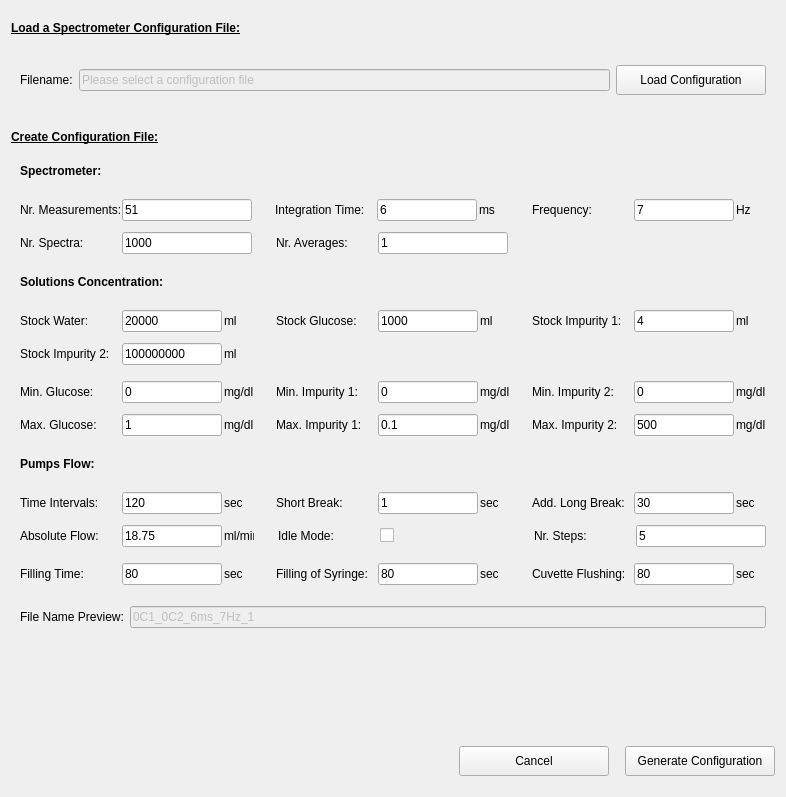
The window that pol_configureMeasurement.ui (CesarCarvajal/Oxymetry-Backup-2018) describes before a commit, drawn with Qt 5.
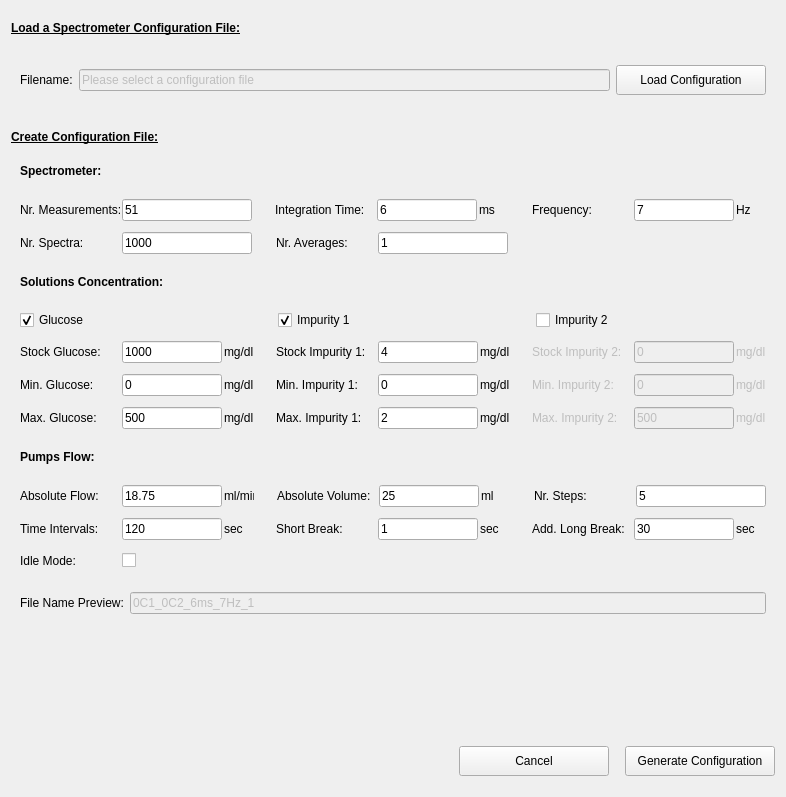
The same window after the commit. Custom widgets are drawn as their Qt base class.

```diff
--- a/pol_configureMeasurement.ui
+++ b/pol_configureMeasurement.ui
@@ -596,64 +596,38 @@
          </spacer>
         </item>
         <item>
-         <layout class="QHBoxLayout" name="horizontalLayout_8">
+         <layout class="QHBoxLayout" name="horizontalLayout_4">
           <property name="spacing">
            <number>2</number>
           </property>
           <item>
-           <widget class="QLabel" name="label_StockWater">
+           <widget class="QCheckBox" name="checkBox_Glucose">
             <property name="minimumSize">
              <size>
-              <width>100</width>
-              <height>0</height>
-             </size>
-            </property>
-            <property name="toolTip">
-             <string>How many ml of Water is in stock?</string>
-            </property>
-            <property name="text">
-             <string>Stock Water:</string>
-            </property>
-           </widget>
-          </item>
-          <item>
-           <widget class="QLineEdit" name="lineEdit_StockWater">
-            <property name="sizePolicy">
-             <sizepolicy hsizetype="Expanding" vsizetype="Fixed">
-              <horstretch>0</horstretch>
-              <verstretch>0</verstretch>
-             </sizepolicy>
-            </property>
-            <property name="minimumSize">
-             <size>
-              <width>100</width>
+              <width>230</width>
               <height>0</height>
              </size>
             </property>
             <property name="maximumSize">
              <size>
-              <width>100</width>
+              <width>230</width>
               <height>16777215</height>
              </size>
             </property>
-            <property name="toolTip">
-             <string>ml of Water in Stock</string>
+            <property name="layoutDirection">
+             <enum>Qt::LeftToRight</enum>
             </property>
+            <property name="autoFillBackground">
+             <bool>false</bool>
+            </property>
             <property name="text">
-             <string>20000</string>
+             <string>Glucose</string>
             </property>
-           </widget>
-          </item>
-          <item>
-           <widget class="QLabel" name="label_StockWater2">
-            <property name="minimumSize">
-             <size>
-              <width>30</width>
-              <height>0</height>
-             </size>
+            <property name="checked">
+             <bool>true</bool>
             </property>
-            <property name="text">
-             <string>ml</string>
+            <property name="tristate">
+             <bool>false</bool>
             </property>
            </widget>
           </item>
@@ -671,6 +645,86 @@
            </spacer>
           </item>
           <item>
+           <widget class="QCheckBox" name="checkBox_Imp1">
+            <property name="minimumSize">
+             <size>
+              <width>230</width>
+              <height>0</height>
+             </size>
+            </property>
+            <property name="maximumSize">
+             <size>
+              <width>230</width>
+              <height>16777215</height>
+             </size>
+            </property>
+            <property name="text">
+             <string>Impurity 1</string>
+            </property>
+            <property name="checked">
+             <bool>true</bool>
+            </property>
+           </widget>
+          </item>
+          <item>
+           <spacer name="horizontalSpacer_13">
+            <property name="orientation">
+             <enum>Qt::Horizontal</enum>
+            </property>
+            <property name="sizeHint" stdset="0">
+             <size>
+              <width>40</width>
+              <height>20</height>
+             </size>
+            </property>
+           </spacer>
+          </item>
+          <item>
+           <widget class="QCheckBox" name="checkBox_Imp2">
+            <property name="enabled">
+             <bool>true</bool>
+            </property>
+            <property name="minimumSize">
+             <size>
+              <width>230</width>
+              <height>0</height>
+             </size>
+            </property>
+            <property name="maximumSize">
+             <size>
+              <width>230</width>
+              <height>16777215</height>
+             </size>
+            </property>
+            <property name="text">
+             <string>Impurity 2</string>
+            </property>
+           </widget>
+          </item>
+         </layout>
+        </item>
+        <item>
+         <spacer name="verticalSpacer_7">
+          <property name="orientation">
+           <enum>Qt::Vertical</enum>
+          </property>
+          <property name="sizeType">
+           <enum>QSizePolicy::Fixed</enum>
+          </property>
+          <property name="sizeHint" stdset="0">
+           <size>
+            <width>20</width>
+            <height>5</height>
+           </size>
+          </property>
+         </spacer>
+        </item>
+        <item>
+         <layout class="QHBoxLayout" name="horizontalLayout_8">
+          <property name="spacing">
+           <number>2</number>
+          </property>
+          <item>
            <widget class="QLabel" name="label_StockGluc">
             <property name="minimumSize">
              <size>
@@ -717,7 +771,7 @@
              </size>
             </property>
             <property name="text">
-             <string>ml</string>
+             <string>mg/dl</string>
             </property>
            </widget>
           </item>
@@ -781,35 +835,28 @@
              </size>
             </property>
             <property name="text">
-             <string>ml</string>
+             <string>mg/dl</string>
             </property>
            </widget>
           </item>
-         </layout>
-        </item>
-        <item>
-         <spacer name="verticalSpacer_7">
-          <property name="orientation">
-           <enum>Qt::Vertical</enum>
-          </property>
-          <property name="sizeType">
-           <enum>QSizePolicy::Fixed</enum>
-          </property>
-          <property name="sizeHint" stdset="0">
-           <size>
-            <width>20</width>
-            <height>5</height>
-           </size>
-          </property>
-         </spacer>
-        </item>
-        <item>
-         <layout class="QHBoxLayout" name="horizontalLayout_4">
-          <property name="spacing">
-           <number>2</number>
-          </property>
+          <item>
+           <spacer name="horizontalSpacer_9">
+            <property name="orientation">
+             <enum>Qt::Horizontal</enum>
+            </property>
+            <property name="sizeHint" stdset="0">
+             <size>
+              <width>40</width>
+              <height>20</height>
+             </size>
+            </property>
+           </spacer>
+          </item>
           <item>
            <widget class="QLabel" name="label_StockImp2">
+            <property name="enabled">
+             <bool>false</bool>
+            </property>
             <property name="minimumSize">
              <size>
               <width>100</width>
@@ -826,6 +873,9 @@
           </item>
           <item>
            <widget class="QLineEdit" name="lineEdit_StockImp2">
+            <property name="enabled">
+             <bool>false</bool>
+            </property>
             <property name="minimumSize">
              <size>
               <width>100</width>
@@ -842,12 +892,15 @@
              <string>ml of Impurity 2 in Stock</string>
             </property>
             <property name="text">
-             <string>100000000</string>
+             <string>0</string>
             </property>
            </widget>
           </item>
           <item>
            <widget class="QLabel" name="label_StockImp2_2">
+            <property name="enabled">
+             <bool>false</bool>
+            </property>
             <property name="minimumSize">
              <size>
               <width>30</width>
@@ -855,23 +908,10 @@
              </size>
             </property>
             <property name="text">
-             <string>ml</string>
+             <string>mg/dl</string>
             </property>
            </widget>
           </item>
-          <item>
-           <spacer name="horizontalSpacer_13">
-            <property name="orientation">
-             <enum>Qt::Horizontal</enum>
-            </property>
-            <property name="sizeHint" stdset="0">
-             <size>
-              <width>40</width>
-              <height>20</height>
-             </size>
-            </property>
-           </spacer>
-          </item>
          </layout>
         </item>
         <item>
@@ -885,7 +925,7 @@
           <property name="sizeHint" stdset="0">
            <size>
             <width>20</width>
-            <height>10</height>
+            <height>5</height>
            </size>
           </property>
          </spacer>
@@ -1031,6 +1071,9 @@
           </item>
           <item>
            <widget class="QLabel" name="label_MinImp2">
+            <property name="enabled">
+             <bool>false</bool>
+            </property>
             <property name="minimumSize">
              <size>
               <width>100</width>
@@ -1047,6 +1090,9 @@
           </item>
           <item>
            <widget class="QLineEdit" name="lineEdit_MinImp2">
+            <property name="enabled">
+             <bool>false</bool>
+            </property>
             <property name="minimumSize">
              <size>
               <width>100</width>
@@ -1069,6 +1115,9 @@
           </item>
           <item>
            <widget class="QLabel" name="label_MinImp2_2">
+            <property name="enabled">
+             <bool>false</bool>
+            </property>
             <property name="minimumSize">
              <size>
               <width>30</width>
@@ -1137,7 +1186,7 @@
              <string>Maximum Glucose Concentration</string>
             </property>
             <property name="text">
-             <string>1</string>
+             <string>500</string>
             </property>
            </widget>
           </item>
@@ -1201,7 +1250,7 @@
              <string>Maximum Impurity 1 Concentration</string>
             </property>
             <property name="text">
-             <string>0.1</string>
+             <string>2</string>
             </property>
            </widget>
           </item>
@@ -1236,6 +1285,9 @@
           </item>
           <item>
            <widget class="QLabel" name="label_MaxImp2">
+            <property name="enabled">
+             <bool>false</bool>
+            </property>
             <property name="minimumSize">
              <size>
               <width>100</width>
@@ -1252,6 +1304,9 @@
           </item>
           <item>
            <widget class="QLineEdit" name="lineEdit_MaxImp2">
+            <property name="enabled">
+             <bool>false</bool>
+            </property>
             <property name="minimumSize">
              <size>
               <width>100</width>
@@ -1274,6 +1329,9 @@
           </item>
           <item>
            <widget class="QLabel" name="label_MaxImp2_2">
+            <property name="enabled">
+             <bool>false</bool>
+            </property>
             <property name="minimumSize">
              <size>
               <width>30</width>
@@ -1332,6 +1390,198 @@
           </property>
          </spacer>
         </item>
+        <item>
+         <layout class="QHBoxLayout" name="horizontalLayout_7">
+          <property name="spacing">
+           <number>2</number>
+          </property>
+          <item>
+           <widget class="QLabel" name="label_AbsFlow">
+            <property name="minimumSize">
+             <size>
+              <width>100</width>
+              <height>0</height>
+             </size>
+            </property>
+            <property name="toolTip">
+             <string>Absolute Flow for Cuvette Filling</string>
+            </property>
+            <property name="text">
+             <string>Absolute Flow:</string>
+            </property>
+           </widget>
+          </item>
+          <item>
+           <widget class="QLineEdit" name="lineEdit_AbsFlow">
+            <property name="minimumSize">
+             <size>
+              <width>100</width>
+              <height>0</height>
+             </size>
+            </property>
+            <property name="maximumSize">
+             <size>
+              <width>100</width>
+              <height>16777215</height>
+             </size>
+            </property>
+            <property name="toolTip">
+             <string>Absolute Flow for Cuvette Filling</string>
+            </property>
+            <property name="text">
+             <string>18.75</string>
+            </property>
+           </widget>
+          </item>
+          <item>
+           <widget class="QLabel" name="label_AbsFlow2">
+            <property name="minimumSize">
+             <size>
+              <width>30</width>
+              <height>0</height>
+             </size>
+            </property>
+            <property name="text">
+             <string>ml/min</string>
+            </property>
+           </widget>
+          </item>
+          <item>
+           <spacer name="horizontalSpacer_5">
+            <property name="orientation">
+             <enum>Qt::Horizontal</enum>
+            </property>
+            <property name="sizeHint" stdset="0">
+             <size>
+              <width>40</width>
+              <height>20</height>
+             </size>
+            </property>
+           </spacer>
+          </item>
+          <item>
+           <widget class="QLabel" name="label_AbsVol">
+            <property name="minimumSize">
+             <size>
+              <width>100</width>
+              <height>0</height>
+             </size>
+            </property>
+            <property name="toolTip">
+             <string>Fill Refill Absolut Time</string>
+            </property>
+            <property name="text">
+             <string>Absolute Volume: </string>
+            </property>
+           </widget>
+          </item>
+          <item>
+           <widget class="QLineEdit" name="lineEdit_AbsVol">
+            <property name="minimumSize">
+             <size>
+              <width>100</width>
+              <height>0</height>
+             </size>
+            </property>
+            <property name="maximumSize">
+             <size>
+              <width>100</width>
+              <height>16777215</height>
+             </size>
+            </property>
+            <property name="toolTip">
+             <string>Fill Refill Absolut Time</string>
+            </property>
+            <property name="text">
+             <string>25</string>
+            </property>
+           </widget>
+          </item>
+          <item>
+           <widget class="QLabel" name="label_AbsVol_2">
+            <property name="minimumSize">
+             <size>
+              <width>30</width>
+              <height>0</height>
+             </size>
+            </property>
+            <property name="text">
+             <string>ml</string>
+            </property>
+           </widget>
+          </item>
+          <item>
+           <spacer name="horizontalSpacer_22">
+            <property name="orientation">
+             <enum>Qt::Horizontal</enum>
+            </property>
+            <property name="sizeHint" stdset="0">
+             <size>
+              <width>40</width>
+              <height>20</height>
+             </size>
+            </property>
+           </spacer>
+          </item>
+          <item>
+           <widget class="QLabel" name="label_NSteps">
+            <property name="minimumSize">
+             <size>
+              <width>100</width>
+              <height>0</height>
+             </size>
+            </property>
+            <property name="toolTip">
+             <string>Steps of cuvette flushing</string>
+            </property>
+            <property name="text">
+             <string>Nr. Steps:</string>
+            </property>
+           </widget>
+          </item>
+          <item>
+           <widget class="QLineEdit" name="lineEdit_NSteps">
+            <property name="enabled">
+             <bool>true</bool>
+            </property>
+            <property name="minimumSize">
+             <size>
+              <width>130</width>
+              <height>0</height>
+             </size>
+            </property>
+            <property name="maximumSize">
+             <size>
+              <width>130</width>
+              <height>16777215</height>
+             </size>
+            </property>
+            <property name="toolTip">
+             <string>Steps of cuvette flushing</string>
+            </property>
+            <property name="text">
+             <string>5</string>
+            </property>
+           </widget>
+          </item>
+         </layout>
+        </item>
+        <item>
+         <spacer name="verticalSpacer_12">
+          <property name="orientation">
+           <enum>Qt::Vertical</enum>
+          </property>
+          <property name="sizeType">
+           <enum>QSizePolicy::Fixed</enum>
+          </property>
+          <property name="sizeHint" stdset="0">
+           <size>
+            <width>20</width>
+            <height>5</height>
+           </size>
+          </property>
+         </spacer>
+        </item>
         <item>
          <layout class="QHBoxLayout" name="horizontalLayout_13">
           <property name="spacing">
@@ -1519,7 +1769,7 @@
          </layout>
         </item>
         <item>
-         <spacer name="verticalSpacer_12">
+         <spacer name="verticalSpacer_2">
           <property name="orientation">
            <enum>Qt::Vertical</enum>
           </property>
@@ -1535,74 +1785,10 @@
          </spacer>
         </item>
         <item>
-         <layout class="QHBoxLayout" name="horizontalLayout_7">
+         <layout class="QHBoxLayout" name="horizontalLayout_5">
           <property name="spacing">
            <number>2</number>
           </property>
-          <item>
-           <widget class="QLabel" name="label_AbsFlow">
-            <property name="minimumSize">
-             <size>
-              <width>100</width>
-              <height>0</height>
-             </size>
-            </property>
-            <property name="toolTip">
-             <string>Absolute Flow for Cuvette Filling</string>
-            </property>
-            <property name="text">
-             <string>Absolute Flow:</string>
-            </property>
-           </widget>
-          </item>
-          <item>
-           <widget class="QLineEdit" name="lineEdit_AbsFlow">
-            <property name="minimumSize">
-             <size>
-              <width>100</width>
-              <height>0</height>
-             </size>
-            </property>
-            <property name="maximumSize">
-             <size>
-              <width>100</width>
-              <height>16777215</height>
-             </size>
-            </property>
-            <property name="toolTip">
-             <string>Absolute Flow for Cuvette Filling</string>
-            </property>
-            <property name="text">
-             <string>18.75</string>
-            </property>
-           </widget>
-          </item>
-          <item>
-           <widget class="QLabel" name="label_AbsFlow2">
-            <property name="minimumSize">
-             <size>
-              <width>30</width>
-              <height>0</height>
-             </size>
-            </property>
-            <property name="text">
-             <string>ml/min</string>
-            </property>
-           </widget>
-          </item>
-          <item>
-           <spacer name="horizontalSpacer_5">
-            <property name="orientation">
-             <enum>Qt::Horizontal</enum>
-            </property>
-            <property name="sizeHint" stdset="0">
-             <size>
-              <width>40</width>
-              <height>20</height>
-             </size>
-            </property>
-           </spacer>
-          </item>
           <item>
            <widget class="QLabel" name="label_Idle">
             <property name="minimumSize">
@@ -1639,131 +1825,6 @@
            </widget>
           </item>
           <item>
-           <spacer name="horizontalSpacer_22">
-            <property name="orientation">
-             <enum>Qt::Horizontal</enum>
-            </property>
-            <property name="sizeHint" stdset="0">
-             <size>
-              <width>40</width>
-              <height>20</height>
-             </size>
-            </property>
-           </spacer>
-          </item>
-          <item>
-           <widget class="QLabel" name="label_NSteps">
-            <property name="minimumSize">
-             <size>
-              <width>100</width>
-              <height>0</height>
-             </size>
-            </property>
-            <property name="toolTip">
-             <string>Steps of cuvette flushing</string>
-            </property>
-            <property name="text">
-             <string>Nr. Steps:</string>
-            </property>
-           </widget>
-          </item>
-          <item>
-           <widget class="QLineEdit" name="lineEdit_NSteps">
-            <property name="minimumSize">
-             <size>
-              <width>130</width>
-              <height>0</height>
-             </size>
-            </property>
-            <property name="maximumSize">
-             <size>
-              <width>130</width>
-              <height>16777215</height>
-             </size>
-            </property>
-            <property name="toolTip">
-             <string>Steps of cuvette flushing</string>
-            </property>
-            <property name="text">
-             <string>5</string>
-            </property>
-           </widget>
-          </item>
-         </layout>
-        </item>
-        <item>
-         <spacer name="verticalSpacer_2">
-          <property name="orientation">
-           <enum>Qt::Vertical</enum>
-          </property>
-          <property name="sizeType">
-           <enum>QSizePolicy::Fixed</enum>
-          </property>
-          <property name="sizeHint" stdset="0">
-           <size>
-            <width>20</width>
-            <height>10</height>
-           </size>
-          </property>
-         </spacer>
-        </item>
-        <item>
-         <layout class="QHBoxLayout" name="horizontalLayout_5">
-          <property name="spacing">
-           <number>2</number>
-          </property>
-          <item>
-           <widget class="QLabel" name="label_FillingTime">
-            <property name="minimumSize">
-             <size>
-              <width>100</width>
-              <height>0</height>
-             </size>
-            </property>
-            <property name="toolTip">
-             <string>Fill Refill Absolut Time</string>
-            </property>
-            <property name="text">
-             <string>Filling Time: </string>
-            </property>
-           </widget>
-          </item>
-          <item>
-           <widget class="QLineEdit" name="lineEdit_FillingTime">
-            <property name="minimumSize">
-             <size>
-              <width>100</width>
-              <height>0</height>
-             </size>
-            </property>
-            <property name="maximumSize">
-             <size>
-              <width>100</width>
-              <height>16777215</height>
-             </size>
-            </property>
-            <property name="toolTip">
-             <string>Fill Refill Absolut Time</string>
-            </property>
-            <property name="text">
-             <string>80</string>
-            </property>
-           </widget>
-          </item>
-          <item>
-           <widget class="QLabel" name="label_FillingTime_2">
-            <property name="minimumSize">
-             <size>
-              <width>30</width>
-              <height>0</height>
-             </size>
-            </property>
-            <property name="text">
-             <string>sec</string>
-            </property>
-           </widget>
-          </item>
-          <item>
            <spacer name="horizontalSpacer_8">
             <property name="orientation">
              <enum>Qt::Horizontal</enum>
@@ -1776,121 +1837,6 @@
             </property>
            </spacer>
           </item>
-          <item>
-           <widget class="QLabel" name="label_FillSyringe">
-            <property name="minimumSize">
-             <size>
-              <width>100</width>
-              <height>0</height>
-             </size>
-            </property>
-            <property name="toolTip">
-             <string>Refill Syringe Absolut Time</string>
-            </property>
-            <property name="text">
-             <string>Filling of Syringe: </string>
-            </property>
-           </widget>
-          </item>
-          <item>
-           <widget class="QLineEdit" name="lineEdit_FillSyringe">
-            <property name="minimumSize">
-             <size>
-              <width>100</width>
-              <height>0</height>
-             </size>
-            </property>
-            <property name="maximumSize">
-             <size>
-              <width>100</width>
-              <height>16777215</height>
-             </size>
-            </property>
-            <property name="toolTip">
-             <string>Refill Syringe Absolut Time</string>
-            </property>
-            <property name="text">
-             <string>80</string>
-            </property>
-           </widget>
-          </item>
-          <item>
-           <widget class="QLabel" name="label_FillSyringe_2">
-            <property name="minimumSize">
-             <size>
-              <width>30</width>
-              <height>0</height>
-             </size>
-            </property>
-            <property name="text">
-             <string>sec</string>
-            </property>
-           </widget>
-          </item>
-          <item>
-           <spacer name="horizontalSpacer_9">
-            <property name="orientation">
-             <enum>Qt::Horizontal</enum>
-            </property>
-            <property name="sizeHint" stdset="0">
-             <size>
-              <width>40</width>
-              <height>20</height>
-             </size>
-            </property>
-           </spacer>
-          </item>
-          <item>
-           <widget class="QLabel" name="label_CuvetteFlush">
-            <property name="minimumSize">
-             <size>
-              <width>100</width>
-              <height>0</height>
-             </size>
-            </property>
-            <property name="toolTip">
-             <string>Flusing Cuvette Absolut Time</string>
-            </property>
-            <property name="text">
-             <string>Cuvette Flushing: </string>
-            </property>
-           </widget>
-          </item>
-          <item>
-           <widget class="QLineEdit" name="lineEdit_CuvetteFlush">
-            <property name="minimumSize">
-             <size>
-              <width>100</width>
-              <height>0</height>
-             </size>
-            </property>
-            <property name="maximumSize">
-             <size>
-              <width>100</width>
-              <height>16777215</height>
-             </size>
-            </property>
-            <property name="toolTip">
-             <string>Flusing Cuvette Absolut Time</string>
-            </property>
-            <property name="text">
-             <string>80</string>
-            </property>
-           </widget>
-          </item>
-          <item>
-           <widget class="QLabel" name="label_CuvetteFlush_2">
-            <property name="minimumSize">
-             <size>
-              <width>30</width>
-              <height>0</height>
-             </size>
-            </property>
-            <property name="text">
-             <string>sec</string>
-            </property>
-           </widget>
-          </item>
          </layout>
         </item>
         <item>
```
